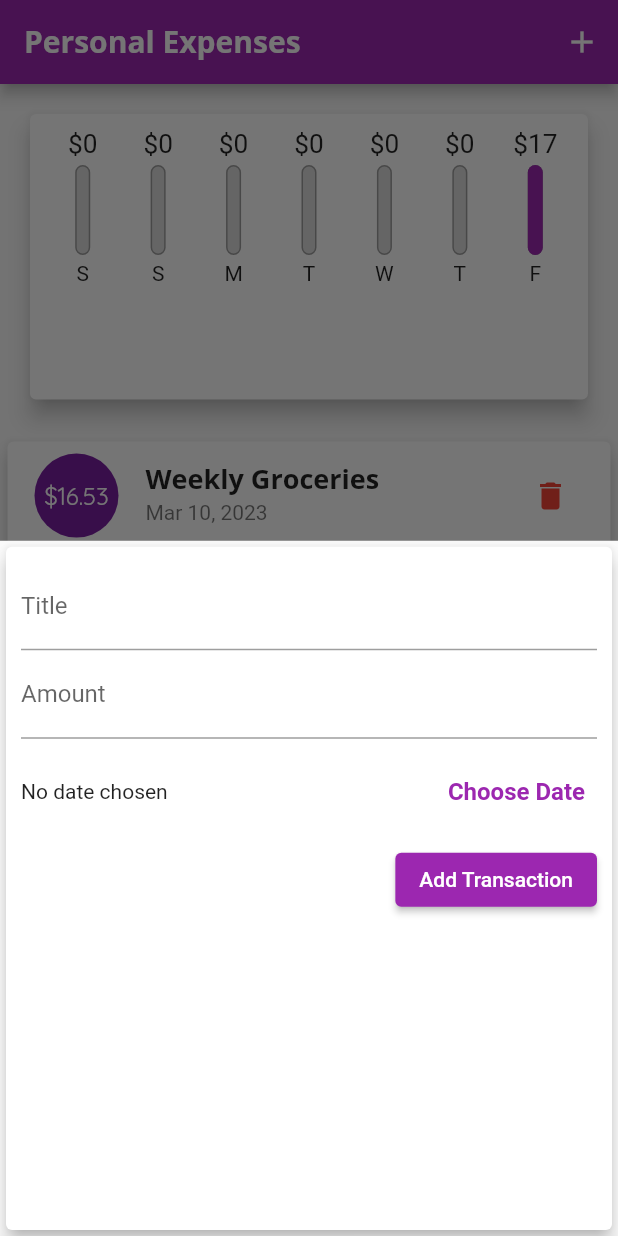
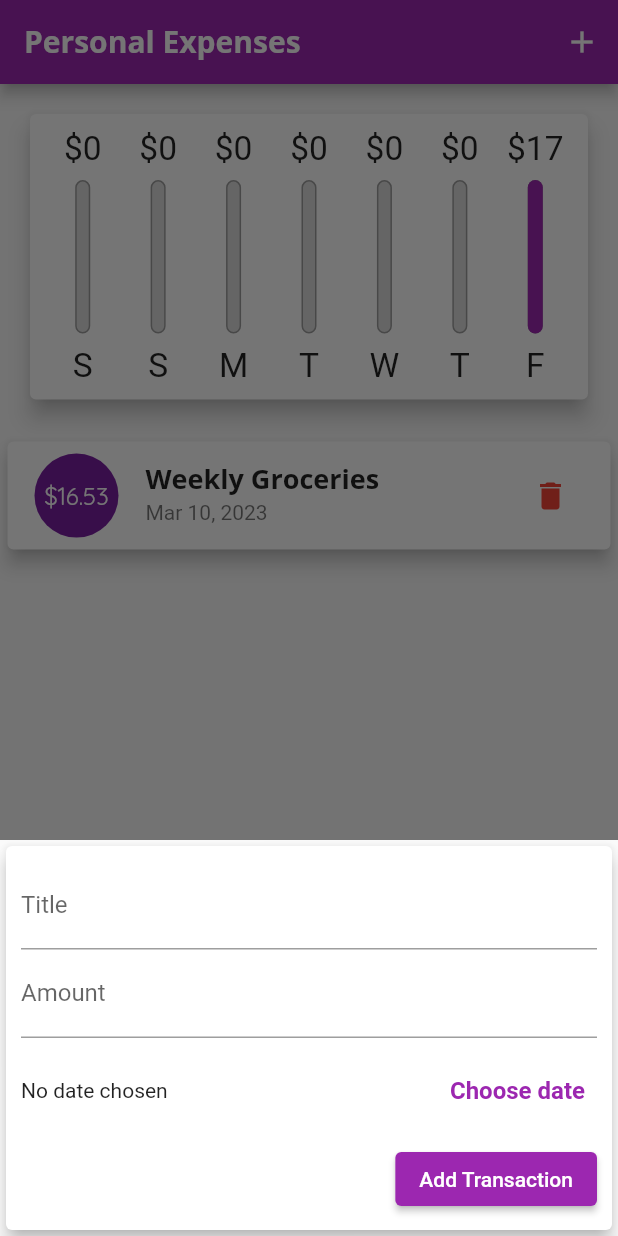
Before and after one commit to bartvanhoey/FlutterTutorials, a Flutter app: the screen it shows after launch, after a tap on the "delete" icon, after a tap on the "add" icon, on a phone screen of 412 x 824 dp. Run offline on Flutter 3.47's test engine with Material 2 defaults, Android fonts, the phone set to English and light mode, and no system bars.

Commit message:
Update End Section 5

```diff
--- a/FlutterUdemy/expense_planner/lib/main.dart
+++ b/FlutterUdemy/expense_planner/lib/main.dart
@@ -1,8 +1,13 @@
 import 'package:flutter/material.dart';
+import 'package:flutter/services.dart';
 
 import 'widgets/home_page.dart';
 
 void main() {
+  // Prevent app to go in Landscape
+  // WidgetsFlutterBinding.ensureInitialized();
+  // SystemChrome.setPreferredOrientations(
+  //     [DeviceOrientation.portraitDown, DeviceOrientation.portraitUp]);
   runApp(const MyApp());
 }
 
--- /dev/null
+++ b/FlutterUdemy/expense_planner/lib/widgets/adaptive_text_button.dart
@@ -0,0 +1,27 @@
+import 'dart:io';
+
+import 'package:flutter/cupertino.dart';
+import 'package:flutter/material.dart';
+
+class AdaptiveTextButton extends StatelessWidget {
+  final Function buttonPressHandler;
+  final String buttonText;
+
+  const AdaptiveTextButton({super.key, required this.buttonText, required this.buttonPressHandler});
+
+  @override
+  Widget build(BuildContext context) {
+    return Platform.isIOS
+        ? CupertinoButton(
+            child:  Text(buttonText,
+                style: const TextStyle(fontWeight: FontWeight.bold, fontSize: 16)),
+            onPressed: () => buttonPressHandler())
+        : TextButton(
+            style: const ButtonStyle(
+                foregroundColor: MaterialStatePropertyAll(Colors.purple)),
+            onPressed: () => buttonPressHandler(),
+            child:  Text(buttonText,
+                style: const TextStyle(fontWeight: FontWeight.bold, fontSize: 16)),
+          );
+  }
+}
--- a/FlutterUdemy/expense_planner/lib/widgets/chart_bart.dart
+++ b/FlutterUdemy/expense_planner/lib/widgets/chart_bart.dart
@@ -1,6 +1,4 @@
 import 'package:flutter/material.dart';
-import 'package:flutter/src/widgets/framework.dart';
-import 'package:flutter/src/widgets/placeholder.dart';
 
 class ChartBar extends StatelessWidget {
   final String label;
@@ -15,13 +13,16 @@ class ChartBar extends StatelessWidget {
 
   @override
   Widget build(BuildContext context) {
+    return LayoutBuilder(builder: (context, constraints) {
       return Column(
         children: [
-        Container(height: 20,
-          child: FittedBox(child: Text('\$${spendingAmount.toStringAsFixed(0)}'))),
-        SizedBox(height: 4),
-        Container(
-          height: 60,
+          SizedBox(
+              height: constraints.maxHeight * 0.15,
+              child: FittedBox(
+                  child: Text('\$${spendingAmount.toStringAsFixed(0)}'))),
+          SizedBox(height: constraints.maxHeight * 0.05),
+          SizedBox(
+            height: constraints.maxHeight * 0.6,
             width: 10,
             child: Stack(
               children: [
@@ -43,10 +44,13 @@ class ChartBar extends StatelessWidget {
             ),
           ),
           SizedBox(
-          height: 4,
+            height: constraints.maxHeight * 0.05,
           ),
-        Text(label)
+          SizedBox(
+            height: constraints.maxHeight * 0.15,
+            child: FittedBox(child: Text(label)))
         ],
       );
+    });
   }
 }
--- a/FlutterUdemy/expense_planner/lib/widgets/home_page.dart
+++ b/FlutterUdemy/expense_planner/lib/widgets/home_page.dart
@@ -1,6 +1,9 @@
+import 'dart:io';
+
 import 'package:expense_planner/widgets/chart.dart';
 import 'package:expense_planner/widgets/new_transaction.dart';
 import 'package:expense_planner/widgets/transaction_list.dart';
+import 'package:flutter/cupertino.dart';
 import 'package:flutter/material.dart';
 
 import '../models/transaction.dart';
@@ -32,7 +35,20 @@ class _MyHomePageState extends State<MyHomePage> {
 
   @override
   Widget build(BuildContext context) {
-    final appBar = AppBar(
+    final mediaQuery = MediaQuery.of(context);
+    final isLandscape = mediaQuery.orientation == Orientation.landscape;
+    final PreferredSizeWidget appBar;
+    if (Platform.isIOS) {
+      appBar = CupertinoNavigationBar(
+          middle: const Text('Personal Expenses'),
+          trailing: Row(mainAxisSize: MainAxisSize.min, children: [
+            GestureDetector(
+              child: const Icon(CupertinoIcons.add),
+              onTap: () => _startAddNewTransaction(context),
+            )
+          ]));
+    } else {
+      appBar = AppBar(
         title: const Text(
           'Personal Expenses',
         ),
@@ -42,25 +58,67 @@ class _MyHomePageState extends State<MyHomePage> {
               icon: const Icon(Icons.add))
         ],
       );
-    return Scaffold(
-        appBar: appBar,
-        body: SingleChildScrollView(
+    }
+
+    final transactionListWidget = SizedBox(
+      height: (mediaQuery.size.height -
+              appBar.preferredSize.height -
+              mediaQuery.padding.top) *
+          0.7,
+      child: TransactionList(
+          transactions: _transactions, deleteTransaction: _deleteTransaction),
+    );
+
+    var pageBody = SafeArea(
+      child: SingleChildScrollView(
         child: Column(
             crossAxisAlignment: CrossAxisAlignment.stretch,
-              mainAxisAlignment: MainAxisAlignment.start,
+            // mainAxisAlignment: MainAxisAlignment.start,
             children: <Widget>[
-                SizedBox(height: (MediaQuery.of(context).size.height - appBar.preferredSize.height - MediaQuery.of(context).padding.top) * 0.3,
-                  child: Chart(recentTransactions: _recentTransactions)),
-                SizedBox(
-                  height: (MediaQuery.of(context).size.height - appBar.preferredSize.height - MediaQuery.of(context).padding.top) * 0.7,
-                  child: TransactionList(
-                      transactions: _transactions,
-                      deleteTransaction: _deleteTransaction),
+              if (isLandscape)
+                Row(mainAxisAlignment: MainAxisAlignment.center, children: [
+                  Text('Show Chart', style:  Theme.of(context).textTheme.titleMedium,),
+                  Switch.adaptive(
+                    // activeColor: Theme.of(context).accentColor, -- deprecated
+                    value: _showChart,
+                    onChanged: (bool value) {
+                      setState(() {
+                        _showChart = value;
+                      });
+                    },
                   )
                 ]),
+              if (!isLandscape)
+                SizedBox(
+                    height: (mediaQuery.size.height -
+                            appBar.preferredSize.height -
+                            mediaQuery.padding.top) *
+                        0.3,
+                    child: Chart(recentTransactions: _recentTransactions)),
+              if (!isLandscape) transactionListWidget,
+              if (isLandscape)
+                _showChart
+                    ? SizedBox(
+                        height: (mediaQuery.size.height -
+                                appBar.preferredSize.height -
+                                mediaQuery.padding.top) *
+                            0.7,
+                        child: Chart(recentTransactions: _recentTransactions))
+                    : transactionListWidget
+            ]),
       ),
-        floatingActionButtonLocation: FloatingActionButtonLocation.centerFloat,
-        floatingActionButton: FloatingActionButton(
+    );
+    return Platform.isIOS
+        ? CupertinoPageScaffold(
+            child: pageBody, navigationBar: appBar as CupertinoNavigationBar)
+        : Scaffold(
+            appBar: appBar as AppBar,
+            body: pageBody,
+            floatingActionButtonLocation:
+                FloatingActionButtonLocation.centerFloat,
+            floatingActionButton: Platform.isIOS
+                ? Container()
+                : FloatingActionButton(
                     onPressed: () => _startAddNewTransaction(context),
                     child: const Icon(Icons.add),
                   ));
@@ -94,4 +152,6 @@ class _MyHomePageState extends State<MyHomePage> {
       _transactions.removeWhere((element) => element.id == id);
     });
   }
+
+  bool _showChart = false;
 }
--- a/FlutterUdemy/expense_planner/lib/widgets/new_transaction.dart
+++ b/FlutterUdemy/expense_planner/lib/widgets/new_transaction.dart
@@ -1,3 +1,7 @@
+import 'dart:io';
+
+import 'package:expense_planner/widgets/adaptive_text_button.dart';
+import 'package:flutter/cupertino.dart';
 import 'package:flutter/material.dart';
 import 'package:intl/intl.dart';
 
@@ -48,10 +52,16 @@ class _NewTransactionState extends State<NewTransaction> {
   }
 
   @override
-  Widget build(BuildContext context) => Card(
+  Widget build(BuildContext context) {
+    return SingleChildScrollView(
+      child: Card(
         elevation: 5,
         child: Container(
-          margin: const EdgeInsets.all(10),
+          margin: EdgeInsets.only(
+              top: 10,
+              left: 10,
+              right: 10,
+              bottom: MediaQuery.of(context).viewInsets.bottom + 10),
           child: Column(
             crossAxisAlignment: CrossAxisAlignment.end,
             children: [
@@ -74,15 +84,24 @@ class _NewTransactionState extends State<NewTransaction> {
                           ? 'No date chosen'
                           : 'Picked Date: ${DateFormat.yMd().format(_pickedDate as DateTime)}'),
                     ),
-                    TextButton(
-                      style: const ButtonStyle(
-                          foregroundColor:
-                              MaterialStatePropertyAll(Colors.purple)),
-                      onPressed: () => _showDatePicker(),
-                      child: const Text('Choose Date',
-                          style: TextStyle(
-                              fontWeight: FontWeight.bold, fontSize: 16)),
-                    )
+                    AdaptiveTextButton(buttonText: 'Choose date', buttonPressHandler: _showDatePicker)
+                    // AdaptiveTextButton is a reusable Widget and replaces the code below
+                    // Platform.isIOS
+                    //     ? CupertinoButton(
+                    //         child: const Text('Choose Date',
+                    //             style: TextStyle(
+                    //                 fontWeight: FontWeight.bold, fontSize: 16)),
+                    //         onPressed: () => _showDatePicker())
+                    //     : TextButton(
+                    //         style: const ButtonStyle(
+                    //             foregroundColor:
+                    //                 MaterialStatePropertyAll(Colors.purple)),
+                    //         onPressed: () => _showDatePicker(),
+                    //         child: const Text('Choose Date',
+                    //             style: TextStyle(
+                    //                 fontWeight: FontWeight.bold, fontSize: 16)),
+                    //       )
+                    //-----------------------------------------------------------------------
                   ],
                 ),
               ),
@@ -94,5 +113,7 @@ class _NewTransactionState extends State<NewTransaction> {
             ],
           ),
         ),
-      );
+      ),
+    );
+  }
 }
--- a/FlutterUdemy/expense_planner/lib/widgets/transaction_list.dart
+++ b/FlutterUdemy/expense_planner/lib/widgets/transaction_list.dart
@@ -13,7 +13,8 @@ class TransactionList extends StatelessWidget {
   @override
   Widget build(BuildContext context) {
     return transactions.isEmpty
-        ? Column(
+        ? LayoutBuilder(builder: (context, constraints) {
+            return Column(
               children: [
                 Text(
                   'No transactions added yet',
@@ -21,11 +22,12 @@ class TransactionList extends StatelessWidget {
                 ),
                 const SizedBox(height: 10),
                 SizedBox(
-                  height: 200,
+                    height: constraints.maxHeight * 0.6,
                     child: Image.asset('assets/images/waiting.png',
                         fit: BoxFit.cover))
               ],
-          )
+            );
+          })
         : ListView.builder(
             itemBuilder: (BuildContext context, int index) {
               return Card(
@@ -45,7 +47,15 @@ class TransactionList extends StatelessWidget {
                   ),
                   subtitle:
                       Text(DateFormat.yMMMd().format(transactions[index].date)),
-                  trailing: IconButton(
+                  trailing: MediaQuery.of(context).size.width > 460
+                      ? TextButton.icon(
+
+                          onPressed: () =>
+                              deleteTransaction(transactions[index].id),
+                          icon: const Icon(Icons.delete, color: Colors.red),
+                          label: const Text('Delete', style: TextStyle(color: Colors.red),),
+                          )
+                      : IconButton(
                           icon: const Icon(Icons.delete),
                           onPressed: () =>
                               deleteTransaction(transactions[index].id),
```
Lines whose indentation alone changed are shown as unchanged.
